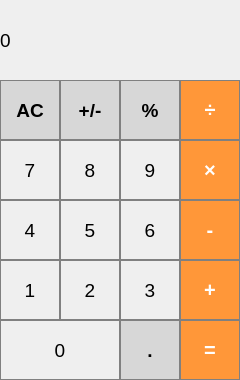
This is Calculator/mainwindow.ui in DanyArctic/research as Qt 5 draws it before an edit. The edited form follows.
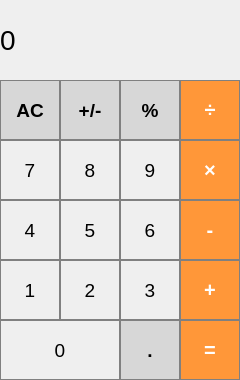
This is the edited form.

What changed in the file:
```diff
--- a/Calculator/mainwindow.ui
+++ b/Calculator/mainwindow.ui
@@ -583,7 +583,7 @@
     </property>
     <property name="font">
      <font>
-      <pointsize>14</pointsize>
+      <pointsize>21</pointsize>
      </font>
     </property>
     <property name="autoFillBackground">
```
